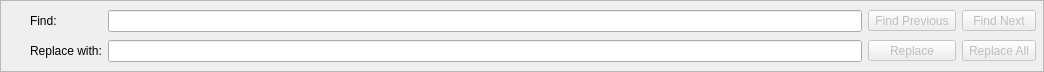
First picture: the form in src/editor/find.ui, repository igormironchik/markdown-tools, before the edit.
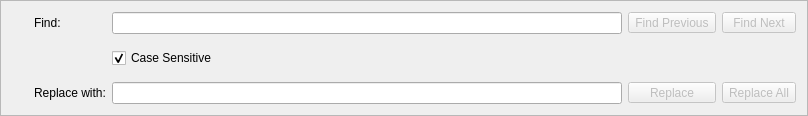
Second picture: the form after the edit. Custom widgets are drawn as their Qt base class.

Commit message: Add possibility to find in editor case sensitive or not case sensitive.

What changed in the file:
```diff
--- a/src/editor/find.ui
+++ b/src/editor/find.ui
@@ -10,8 +10,8 @@
    <rect>
     <x>0</x>
     <y>0</y>
-    <width>1044</width>
-    <height>72</height>
+    <width>808</width>
+    <height>116</height>
    </rect>
   </property>
   <property name="sizePolicy">
@@ -29,19 +29,7 @@
   <property name="frameShadow">
    <enum>QFrame::Raised</enum>
   </property>
-  <layout class="QHBoxLayout" name="horizontalLayout">
-   <property name="leftMargin">
-    <number>1</number>
-   </property>
-   <property name="topMargin">
-    <number>1</number>
-   </property>
-   <property name="rightMargin">
-    <number>1</number>
-   </property>
-   <property name="bottomMargin">
-    <number>1</number>
-   </property>
+  <layout class="QHBoxLayout" name="horizontalLayout_2">
    <item>
     <layout class="QVBoxLayout" name="verticalLayout">
      <item>
@@ -80,18 +68,6 @@
    </item>
    <item>
     <layout class="QGridLayout" name="gridLayout">
-     <property name="leftMargin">
-      <number>6</number>
-     </property>
-     <property name="topMargin">
-      <number>6</number>
-     </property>
-     <property name="rightMargin">
-      <number>6</number>
-     </property>
-     <property name="bottomMargin">
-      <number>6</number>
-     </property>
      <item row="0" column="0">
       <widget class="QLabel" name="label">
        <property name="text">
@@ -153,17 +129,58 @@
        </property>
       </widget>
      </item>
-     <item row="1" column="0">
+     <item row="1" column="1">
+      <widget class="QWidget" name="widget" native="true">
+       <layout class="QHBoxLayout" name="horizontalLayout">
+        <property name="leftMargin">
+         <number>0</number>
+        </property>
+        <property name="topMargin">
+         <number>0</number>
+        </property>
+        <property name="rightMargin">
+         <number>0</number>
+        </property>
+        <property name="bottomMargin">
+         <number>0</number>
+        </property>
+        <item>
+         <widget class="QCheckBox" name="m_caseSensitive">
+          <property name="text">
+           <string>Case Sensitive</string>
+          </property>
+          <property name="checked">
+           <bool>true</bool>
+          </property>
+         </widget>
+        </item>
+        <item>
+         <spacer name="horizontalSpacer">
+          <property name="orientation">
+           <enum>Qt::Orientation::Horizontal</enum>
+          </property>
+          <property name="sizeHint" stdset="0">
+           <size>
+            <width>347</width>
+            <height>20</height>
+           </size>
+          </property>
+         </spacer>
+        </item>
+       </layout>
+      </widget>
+     </item>
+     <item row="2" column="0">
       <widget class="QLabel" name="label_2">
        <property name="text">
         <string>Replace with:</string>
        </property>
       </widget>
      </item>
-     <item row="1" column="1">
+     <item row="2" column="1">
       <widget class="QLineEdit" name="replaceEdit"/>
      </item>
-     <item row="1" column="2">
+     <item row="2" column="2">
       <widget class="QToolButton" name="replaceBtn">
        <property name="enabled">
         <bool>false</bool>
@@ -182,7 +199,7 @@
        </property>
       </widget>
      </item>
-     <item row="1" column="3">
+     <item row="2" column="3">
       <widget class="QToolButton" name="replaceAllBtn">
        <property name="enabled">
         <bool>false</bool>
```
Left out of the diff: 16 changed lines with no effect on the pictures. The commit also changes 5 other files.
